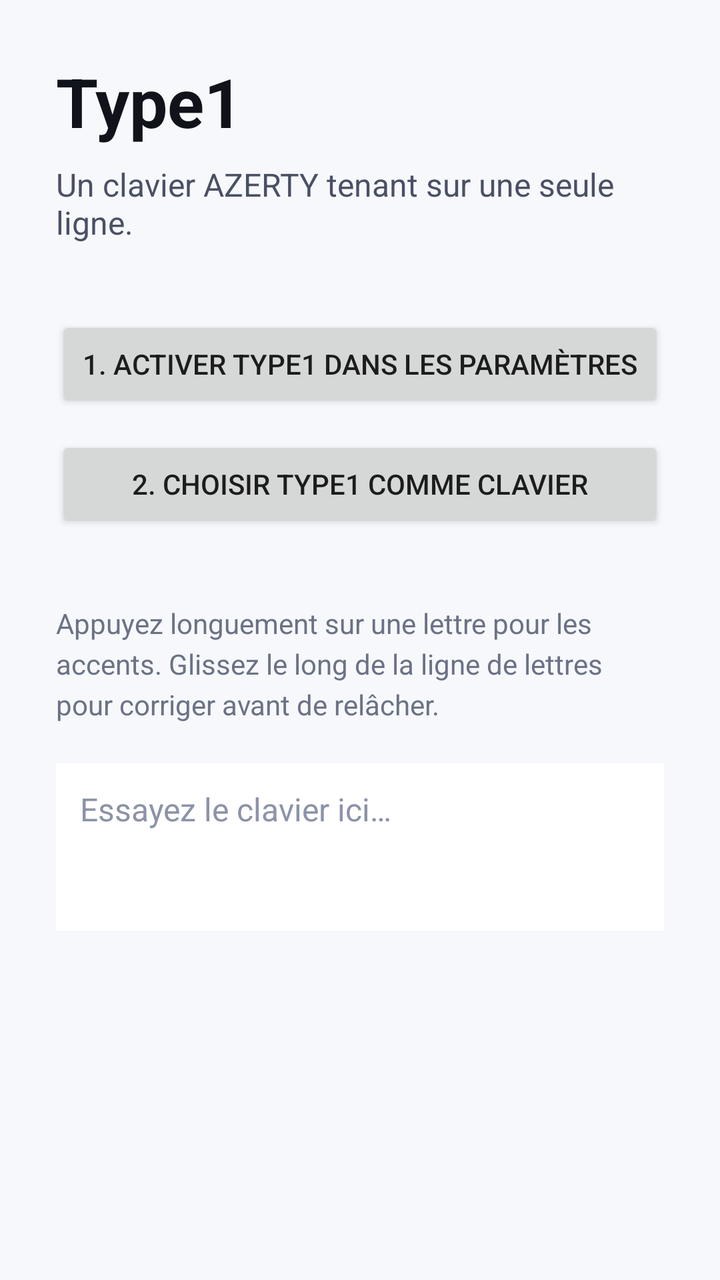
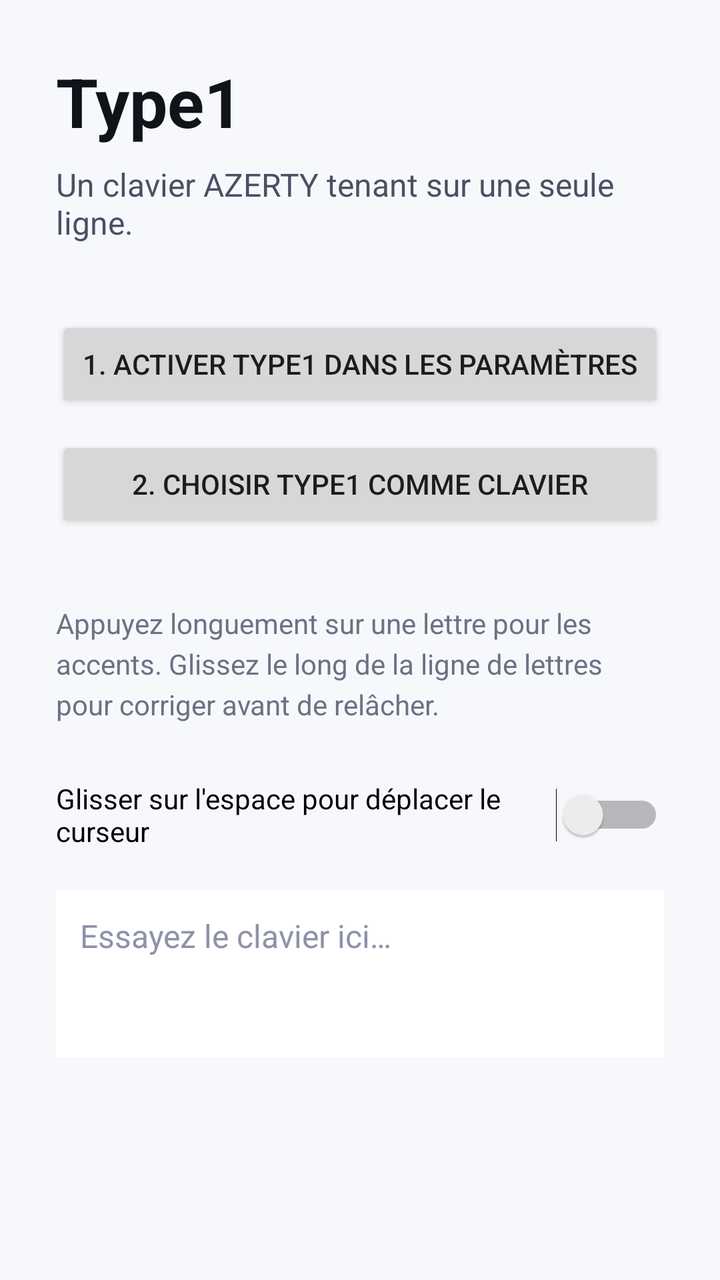

Compare the two renders of this Android layout. The source of the first and the diff that turns it into the second are given below.
<!-- AndroidManifest.xml: application theme Theme.Type1 -->
<!-- res/layout/activity_setup.xml -->
<?xml version="1.0" encoding="utf-8"?>
<ScrollView xmlns:android="http://schemas.android.com/apk/res/android"
	android:layout_width="match_parent"
	android:layout_height="match_parent"
	android:fillViewport="true">

	<LinearLayout
		android:layout_width="match_parent"
		android:layout_height="wrap_content"
		android:orientation="vertical"
		android:padding="28dp">

		<TextView
			android:layout_width="wrap_content"
			android:layout_height="wrap_content"
			android:text="@string/setup_title"
			android:textColor="#FF11131A"
			android:textSize="34sp"
			android:textStyle="bold" />

		<TextView
			android:layout_width="match_parent"
			android:layout_height="wrap_content"
			android:layout_marginTop="8dp"
			android:text="@string/setup_subtitle"
			android:textColor="#FF4A5064"
			android:textSize="16sp" />

		<Button
			android:id="@+id/enableButton"
			android:layout_width="match_parent"
			android:layout_height="wrap_content"
			android:layout_marginTop="36dp"
			android:text="@string/setup_step_enable" />

		<Button
			android:id="@+id/selectButton"
			android:layout_width="match_parent"
			android:layout_height="wrap_content"
			android:layout_marginTop="12dp"
			android:text="@string/setup_step_select" />

		<TextView
			android:layout_width="match_parent"
			android:layout_height="wrap_content"
			android:layout_marginTop="36dp"
			android:lineSpacingExtra="4dp"
			android:text="@string/setup_hint"
			android:textColor="#FF6B7285"
			android:textSize="14sp" />

		<EditText
			android:id="@+id/demoField"
			android:layout_width="match_parent"
			android:layout_height="wrap_content"
			android:layout_marginTop="20dp"
			android:background="#FFFFFFFF"
			android:gravity="top|start"
			android:hint="@string/setup_demo_hint"
			android:importantForAutofill="no"
			android:inputType="textCapSentences|textMultiLine"
			android:minLines="3"
			android:padding="12dp"
			android:textColor="#FF11131A"
			android:textColorHint="#FF8C93A8"
			android:textSize="16sp" />
	</LinearLayout>
</ScrollView>
<!-- resources referenced by this layout -->
<resources>
  <string name="setup_demo_hint">Essayez le clavier ici…</string>
  <string name="setup_hint">Appuyez longuement sur une lettre pour les accents. Glissez le long de la ligne de lettres pour corriger avant de relâcher.</string>
  <string name="setup_step_enable">1. Activer Type1 dans les paramètres</string>
  <string name="setup_step_select">2. Choisir Type1 comme clavier</string>
  <string name="setup_subtitle">Un clavier AZERTY tenant sur une seule ligne.</string>
  <string name="setup_title">Type1</string>
  <style name="Theme.Type1" parent="@android:style/Theme.Material.Light.NoActionBar">
  		<item name="android:colorAccent">@color/brand</item>
  		<item name="android:statusBarColor">@color/brand</item>
  		<item name="android:windowBackground">#FFF7F8FC</item>
  	</style>
  <color name="brand">#FF4C6FFF</color>
</resources>

<!-- the commit's change to res/layout/activity_setup.xml (unified diff, before → after) -->
@@ -49,6 +49,13 @@
 			android:textColor="#FF6B7285"
 			android:textSize="14sp" />
 
+		<Switch
+			android:id="@+id/spaceCursorSwitch"
+			android:layout_width="match_parent"
+			android:layout_height="wrap_content"
+			android:layout_marginTop="28dp"
+			android:text="@string/setup_space_cursor" />
+
 		<EditText
 			android:id="@+id/demoField"
 			android:layout_width="match_parent"
<!-- resource entries referenced after the edit -->
@@ -2,6 +2,7 @@
 <resources>
   <string name="setup_demo_hint">Essayez le clavier ici…</string>
   <string name="setup_hint">Appuyez longuement sur une lettre pour les accents. Glissez le long de la ligne de lettres pour corriger avant de relâcher.</string>
+  <string name="setup_space_cursor">Glisser sur l\'espace pour déplacer le curseur</string>
   <string name="setup_step_enable">1. Activer Type1 dans les paramètres</string>
   <string name="setup_step_select">2. Choisir Type1 comme clavier</string>
   <string name="setup_subtitle">Un clavier AZERTY tenant sur une seule ligne.</string>
